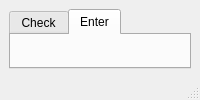
This is src/mainwindow.ui in markuspg/LeitnerLearner as Qt 5 draws it before an edit. The edited form follows.
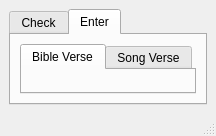
This is the edited form. The open tabs and pages were chosen to show the change.

Commit message: Let user choose between entry widgets

```diff
--- a/src/mainwindow.ui
+++ b/src/mainwindow.ui
@@ -28,7 +28,31 @@
        </attribute>
        <layout class="QVBoxLayout" name="VLEntry">
         <item>
-         <widget class="QWidget" name="WEntry" native="true"/>
+         <widget class="QTabWidget" name="TWEntries">
+          <property name="currentIndex">
+           <number>0</number>
+          </property>
+          <widget class="QWidget" name="TBibleVerse">
+           <attribute name="title">
+            <string>Bible Verse</string>
+           </attribute>
+           <layout class="QVBoxLayout" name="VLBibleVerseEntryTab">
+            <item>
+             <widget class="QWidget" name="WBibleVerseEntry" native="true"/>
+            </item>
+           </layout>
+          </widget>
+          <widget class="QWidget" name="TSongVerse">
+           <attribute name="title">
+            <string>Song Verse</string>
+           </attribute>
+           <layout class="QVBoxLayout" name="VLSongVerseEntryTab">
+            <item>
+             <widget class="QWidget" name="WSongVerseEntry" native="true"/>
+            </item>
+           </layout>
+          </widget>
+         </widget>
         </item>
        </layout>
       </widget>
```
Left out of the diff: 2 changed lines with no effect on the pictures. The commit also changes 1 other file.
